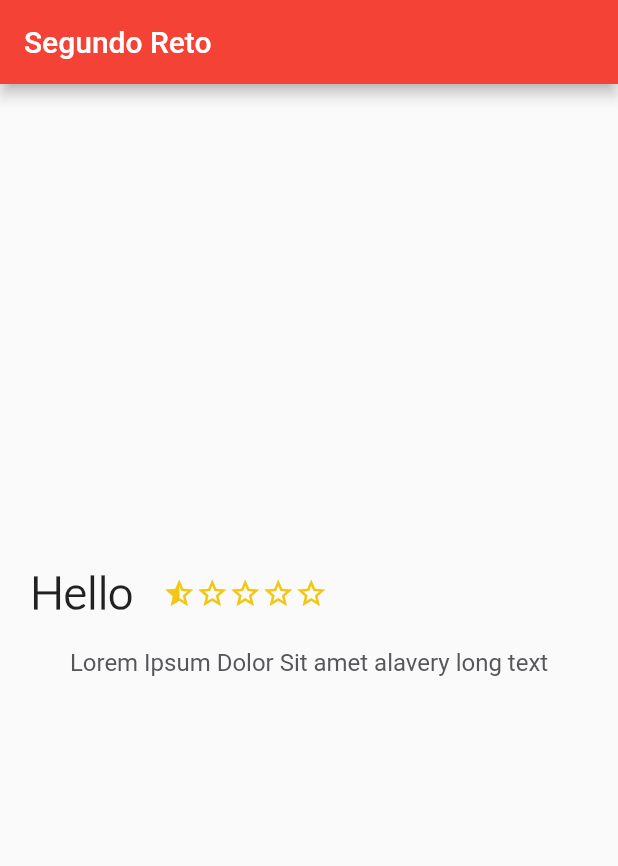
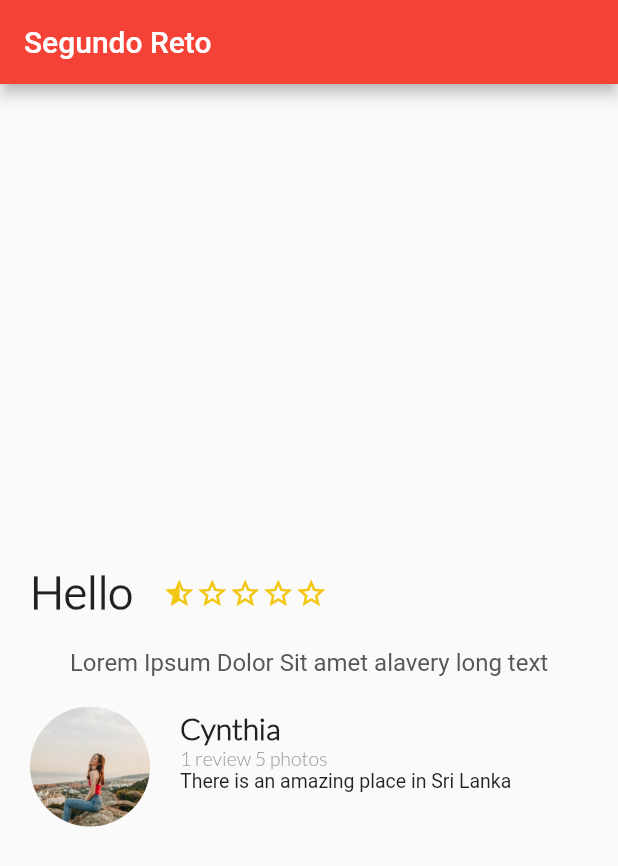
Before and after one commit to HectorMtz22/probando-flutter, a Flutter app: the screen it shows after launch, on a phone screen of 412 x 824 dp. Shown: the top 866 px of the screen. Run offline on Flutter 3.47's test engine with Material 2 defaults, Android fonts, the phone set to English and light mode, and no system bars.

Commit message:
Add Review Widget

```diff
--- a/lib/main.dart
+++ b/lib/main.dart
@@ -1,4 +1,5 @@
 import 'package:flutter/material.dart';
+import 'package:flutter_trips_app/review.dart';
 import 'description_place.dart';
 
 void main() {
@@ -30,8 +31,13 @@ class MyApp extends StatelessWidget {
         appBar: AppBar(
           title: const Text('Segundo Reto'),
         ),
-        body: DescriptionPlace('Hello', 4, 'Lorem Ipsum Dolor Sit amet alavery long text',),
-
+        body: Column(
+          crossAxisAlignment: CrossAxisAlignment.start,
+          children: <Widget>[
+            DescriptionPlace('Hello', 4, 'Lorem Ipsum Dolor Sit amet alavery long text',),
+            Review('assets/img/cynthia.jpg'),
+          ]
+        ),
       ),
     );
   }
--- /dev/null
+++ b/lib/review.dart
@@ -0,0 +1,63 @@
+import 'package:flutter/material.dart';
+
+class Review extends StatelessWidget {
+  String pathImage = 'assets/img/cynthia.jpg';
+
+  Review(this.pathImage, {Key? key}) : super(key: key);
+
+  final description = Column(
+    crossAxisAlignment: CrossAxisAlignment.start,
+    children: const <Widget>[
+      Text(
+        'Cynthia',
+        style: TextStyle(
+          fontFamily: 'Lato',
+          fontSize: 20.0,
+          fontWeight: FontWeight.bold,
+        ),
+      ),
+      Text(
+        '1 review 5 photos',
+        style: TextStyle(
+          fontFamily: 'Lato',
+          fontSize: 13.0,
+          color: Colors.grey,
+        ),
+      ),
+      Text(
+        'There is an amazing place in Sri Lanka',
+        style: TextStyle(
+          fontSize: 13.0,
+        ),
+      ),
+    ],
+  );
+
+  final photo = Container(
+    margin: const EdgeInsets.only(
+      top: 20,
+      left: 20,
+      right: 20
+    ),
+    width: 80,
+    height: 80,
+    decoration: const BoxDecoration(
+      shape: BoxShape.circle,
+      image: DecorationImage(
+        fit: BoxFit.cover,
+        image: AssetImage('assets/img/cynthia.jpg'),
+      ),
+    ),
+  );
+
+  @override
+  Widget build(BuildContext context) {
+    return Row(
+      children: <Widget>[
+        photo,
+        description
+      ],
+    );
+
+  }
+}
--- a/pubspec.yaml
+++ b/pubspec.yaml
@@ -87,6 +87,9 @@ flutter:
   #
   # For details regarding fonts from package dependencies,
   # see https://flutter.dev/custom-fonts/#from-packages
+  assets:
+    - assets/img/cynthia.jpg
+
   fonts:
     - family: Lato
       fonts:
```
Also changed, not shown: assets/img/cynthia.jpg (added).
